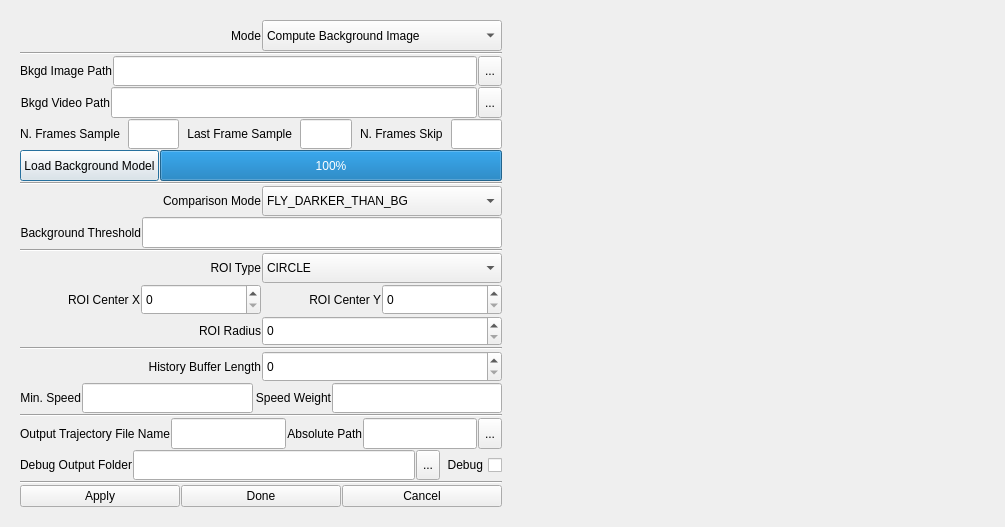
Old version of the form src/plugin/flytrack/flytrack_plugin.ui in the repository hubbardp/BIASJAABA.
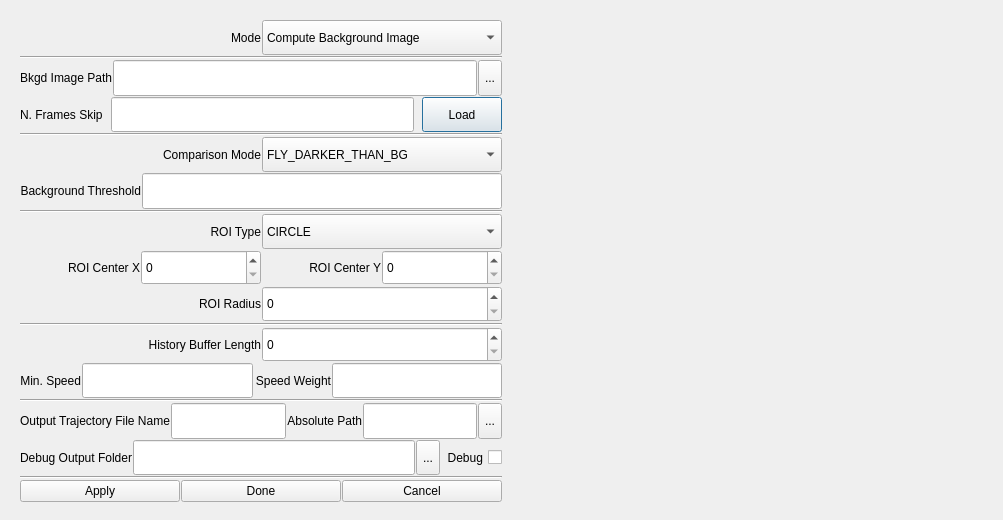
New version of the form.

Commit message: Removed options for computing background model from an input video. Fixed some bugs if background model not set. Catch potential error if no foreground pixels. Add more try catch statements.

Patch:
```diff
--- a/src/plugin/flytrack/flytrack_plugin.ui
+++ b/src/plugin/flytrack/flytrack_plugin.ui
@@ -6,8 +6,8 @@
    <rect>
     <x>0</x>
     <y>0</y>
-    <width>1005</width>
-    <height>527</height>
+    <width>1003</width>
+    <height>520</height>
    </rect>
   </property>
   <property name="sizePolicy">
@@ -156,103 +156,11 @@
             </item>
            </layout>
           </item>
-          <item>
-           <layout class="QHBoxLayout" name="bgVideoFilePathHorizontalLayout">
-            <item>
-             <widget class="QLabel" name="bgVideoFilePathLabel">
-              <property name="layoutDirection">
-               <enum>Qt::RightToLeft</enum>
-              </property>
-              <property name="text">
-               <string>Bkgd Video Path</string>
-              </property>
-              <property name="alignment">
-               <set>Qt::AlignRight|Qt::AlignTrailing|Qt::AlignVCenter</set>
-              </property>
-             </widget>
-            </item>
-            <item>
-             <widget class="QLineEdit" name="bgVideoFilePathLineEdit">
-              <property name="sizePolicy">
-               <sizepolicy hsizetype="Expanding" vsizetype="Preferred">
-                <horstretch>0</horstretch>
-                <verstretch>0</verstretch>
-               </sizepolicy>
-              </property>
-             </widget>
-            </item>
-            <item>
-             <widget class="QToolButton" name="bgVideoFilePathToolButton">
-              <property name="sizePolicy">
-               <sizepolicy hsizetype="Preferred" vsizetype="Preferred">
-                <horstretch>0</horstretch>
-                <verstretch>0</verstretch>
-               </sizepolicy>
-              </property>
-              <property name="text">
-               <string>...</string>
-              </property>
-             </widget>
-            </item>
-           </layout>
-          </item>
           <item>
            <layout class="QHBoxLayout" name="bgSampleHorizontalLayout">
             <property name="spacing">
              <number>8</number>
             </property>
-            <item>
-             <widget class="QLabel" name="nFramesBgEstLabel">
-              <property name="layoutDirection">
-               <enum>Qt::RightToLeft</enum>
-              </property>
-              <property name="text">
-               <string>N. Frames Sample</string>
-              </property>
-              <property name="alignment">
-               <set>Qt::AlignRight|Qt::AlignTrailing|Qt::AlignVCenter</set>
-              </property>
-             </widget>
-            </item>
-            <item>
-             <widget class="QLineEdit" name="nFramesBgEstLineEdit">
-              <property name="sizePolicy">
-               <sizepolicy hsizetype="Expanding" vsizetype="Preferred">
-                <horstretch>0</horstretch>
-                <verstretch>0</verstretch>
-               </sizepolicy>
-              </property>
-              <property name="text">
-               <string/>
-              </property>
-             </widget>
-            </item>
-            <item>
-             <widget class="QLabel" name="lastFrameSampleLabel">
-              <property name="layoutDirection">
-               <enum>Qt::RightToLeft</enum>
-              </property>
-              <property name="text">
-               <string>Last Frame Sample</string>
-              </property>
-              <property name="alignment">
-               <set>Qt::AlignRight|Qt::AlignTrailing|Qt::AlignVCenter</set>
-              </property>
-             </widget>
-            </item>
-            <item>
-             <widget class="QLineEdit" name="lastFrameSampleLineEdit">
-              <property name="sizePolicy">
-               <sizepolicy hsizetype="Expanding" vsizetype="Preferred">
-                <horstretch>0</horstretch>
-                <verstretch>0</verstretch>
-               </sizepolicy>
-              </property>
-              <property name="text">
-               <string/>
-              </property>
-             </widget>
-            </item>
             <item>
              <widget class="QLabel" name="nFramesSkipLabel">
               <property name="text">
@@ -270,10 +178,6 @@
               </property>
              </widget>
             </item>
-           </layout>
-          </item>
-          <item>
-           <layout class="QHBoxLayout" name="bgLoadHorizontalLayout">
             <item>
              <widget class="QPushButton" name="loadBgPushButton">
               <property name="sizePolicy">
@@ -283,32 +187,7 @@
                </sizepolicy>
               </property>
               <property name="text">
-               <string>Load Background Model</string>
-              </property>
-             </widget>
-            </item>
-            <item>
-             <widget class="QProgressBar" name="progressBar">
-              <property name="sizePolicy">
-               <sizepolicy hsizetype="Expanding" vsizetype="Preferred">
-                <horstretch>0</horstretch>
-                <verstretch>0</verstretch>
-               </sizepolicy>
-              </property>
-              <property name="layoutDirection">
-               <enum>Qt::LeftToRight</enum>
-              </property>
-              <property name="value">
-               <number>100</number>
-              </property>
-              <property name="alignment">
-               <set>Qt::AlignCenter</set>
-              </property>
-              <property name="invertedAppearance">
-               <bool>false</bool>
-              </property>
-              <property name="textDirection">
-               <enum>QProgressBar::TopToBottom</enum>
+               <string>Load</string>
               </property>
              </widget>
             </item>
```
The commit also changes 2 other files.
